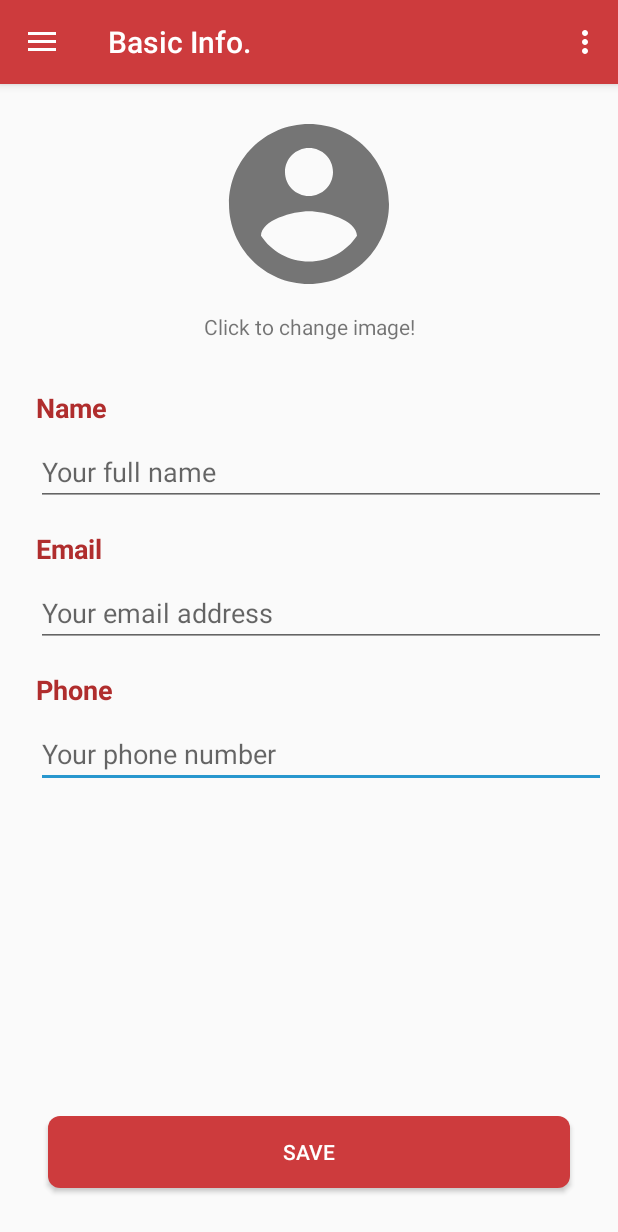
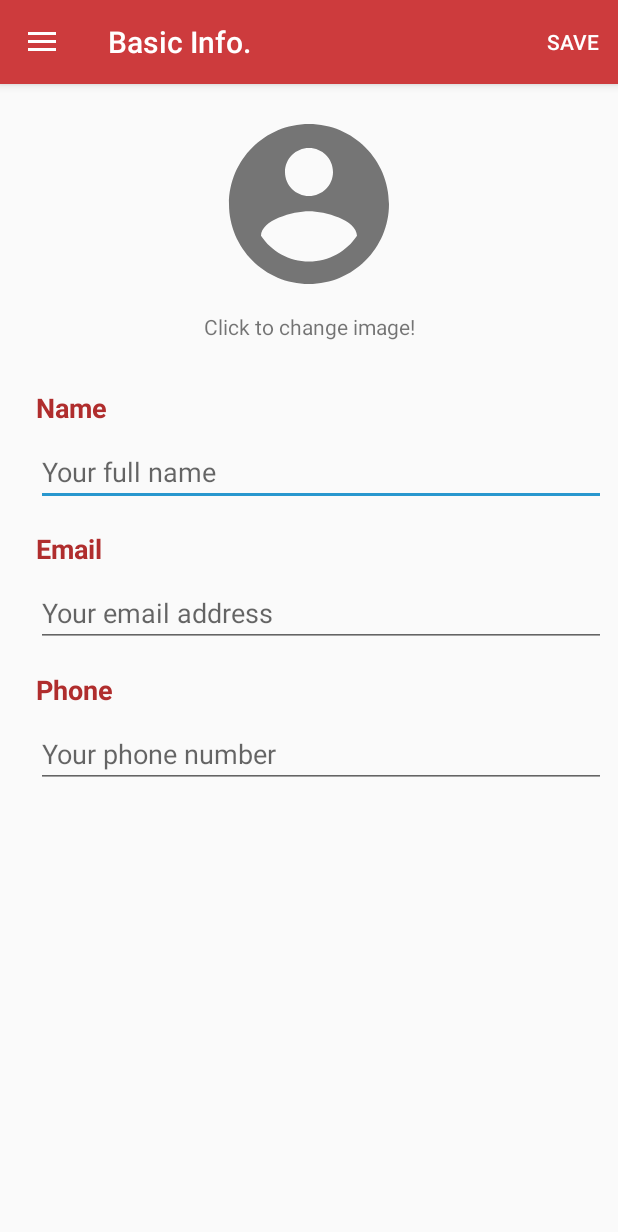
Before and after one commit to ramezmikhael/Resumy, an Android app: the screen it shows after launch (MainActivity), in the side drawer, after a tap on "Basic Info.", on a phone screen of 412 x 824 dp. Shown: the top 1232 px of the screen. Run offline under Robolectric (Android 15) with nearby library versions, the phone set to English and light mode, and no system bars; our stand-ins replace Room's generated code, data binding, navigation-ui; 1 statement that could not run was skipped.

Commit message:
Basic info insert

```diff
--- a/app/src/main/java/project/ramezreda/resumy/MainActivity.kt
+++ b/app/src/main/java/project/ramezreda/resumy/MainActivity.kt
@@ -10,9 +10,7 @@ import androidx.navigation.ui.AppBarConfiguration
 import androidx.navigation.ui.navigateUp
 import androidx.navigation.ui.setupActionBarWithNavController
 import androidx.navigation.ui.setupWithNavController
-import com.google.android.material.floatingactionbutton.FloatingActionButton
 import com.google.android.material.navigation.NavigationView
-import com.google.android.material.snackbar.Snackbar
 
 class MainActivity : AppCompatActivity() {
 
--- /dev/null
+++ b/app/src/main/java/project/ramezreda/resumy/repository/BasicInfoRepository.kt
@@ -0,0 +1,33 @@
+package project.ramezreda.resumy.repository
+
+import android.app.Application
+import androidx.lifecycle.LiveData
+import androidx.room.Room
+import project.ramezreda.resumy.roomdb.ResumeRoomDatabase
+import project.ramezreda.resumy.roomdb.dao.BasicInfoDao
+import project.ramezreda.resumy.roomdb.entities.BasicInfoEntity
+
+class BasicInfoRepository(application: Application) {
+    private var basicInfoDao: BasicInfoDao
+
+    init {
+        val db = Room.databaseBuilder(application,
+            ResumeRoomDatabase::class.java,
+            "resumy_database")
+            .build()
+
+        basicInfoDao = db.basicInfoDao()!!
+    }
+
+    suspend fun insert(basicInfoEntity: BasicInfoEntity){
+        basicInfoDao.insert(basicInfoEntity)
+    }
+
+    fun update(basicInfoEntity: BasicInfoEntity) {
+        basicInfoDao.update(basicInfoEntity)
+    }
+
+    fun getTopOne() : LiveData<BasicInfoEntity?> {
+        return basicInfoDao.getTopOne()
+    }
+}
--- /dev/null
+++ b/app/src/main/java/project/ramezreda/resumy/roomdb/ResumeRoomDatabase.kt
@@ -0,0 +1,34 @@
+package project.ramezreda.resumy.roomdb
+
+import android.content.Context
+import androidx.room.Database
+import androidx.room.Room
+import androidx.room.RoomDatabase
+import project.ramezreda.resumy.roomdb.dao.BasicInfoDao
+import project.ramezreda.resumy.roomdb.entities.BasicInfoEntity
+import java.util.concurrent.ExecutorService
+import java.util.concurrent.Executors
+
+@Database(entities = [BasicInfoEntity::class], version = 1)
+abstract class ResumeRoomDatabase : RoomDatabase() {
+    abstract fun basicInfoDao(): BasicInfoDao?
+
+    @Volatile
+    private var instance: ResumeRoomDatabase? = null
+    private val noOfThreads = 4
+    val databaseWriteExecutor: ExecutorService = Executors.newFixedThreadPool(noOfThreads)
+
+    open fun getDatabase(context: Context): ResumeRoomDatabase? {
+        if (instance == null) {
+            synchronized(ResumeRoomDatabase::class.java) {
+                if (instance == null) {
+                    instance = Room.databaseBuilder(
+                        context.applicationContext,
+                        ResumeRoomDatabase::class.java, "resumy_database"
+                    ).build()
+                }
+            }
+        }
+        return instance
+    }
+}
--- /dev/null
+++ b/app/src/main/java/project/ramezreda/resumy/roomdb/dao/BasicInfoDao.kt
@@ -0,0 +1,20 @@
+package project.ramezreda.resumy.roomdb.dao
+
+import androidx.lifecycle.LiveData
+import androidx.room.*
+import project.ramezreda.resumy.roomdb.entities.BasicInfoEntity
+
+@Dao
+interface BasicInfoDao {
+    @Insert(onConflict = OnConflictStrategy.IGNORE)
+    suspend fun insert(basicInfoEntity: BasicInfoEntity?)
+
+    @Update
+    fun update(basicInfoEntity: BasicInfoEntity?)
+
+    @Query("DELETE FROM basic_info")
+    fun deleteAll()
+
+    @Query("SELECT * FROM basic_info LIMIT 1")
+    fun getTopOne() : LiveData<BasicInfoEntity?>
+}
--- a/app/src/main/java/project/ramezreda/resumy/ui/basicInfo/BasicInfoFragment.kt
+++ b/app/src/main/java/project/ramezreda/resumy/ui/basicInfo/BasicInfoFragment.kt
@@ -1,18 +1,22 @@
 package project.ramezreda.resumy.ui.basicInfo
 
 import android.os.Bundle
-import android.view.LayoutInflater
-import android.view.View
-import android.view.ViewGroup
+import android.view.*
+import android.widget.Toast
 import androidx.databinding.ViewDataBinding
+import androidx.lifecycle.Observer
 import androidx.lifecycle.ViewModelProvider
+import kotlinx.android.synthetic.main.fragment_basic_info.view.*
+import kotlinx.coroutines.GlobalScope
+import kotlinx.coroutines.launch
 import project.ramezreda.resumy.R
 import project.ramezreda.resumy.base.BaseFragment
 import project.ramezreda.resumy.databinding.FragmentBasicInfoBinding
+import project.ramezreda.resumy.roomdb.entities.BasicInfoEntity
 
 class BasicInfoFragment<T : ViewDataBinding> : BaseFragment<T>() {
 
-    private val basicInfoViewModel by lazy { ViewModelProvider(this).get(BasicInfoViewModel::class.java) }
+    private val viewModel by lazy { ViewModelProvider(this).get(BasicInfoViewModel::class.java) }
 
     override fun getLayoutRes(): Int = R.layout.fragment_basic_info
 
@@ -23,8 +27,41 @@ class BasicInfoFragment<T : ViewDataBinding> : BaseFragment<T>() {
     ): View? {
         super.onCreateView(inflater, container, savedInstanceState)
 
-        (binding as FragmentBasicInfoBinding).viewModel = basicInfoViewModel
+        (binding as FragmentBasicInfoBinding).viewModel = viewModel
+
+        setHasOptionsMenu(true)
+
+        viewModel.basicInfo?.observe(viewLifecycleOwner, Observer {
+            binding.root.editTextName.setText(it?.fullName)
+            binding.root.editTextEmail.setText(it?.email)
+            binding.root.editTextPhone.setText(it?.phone)
+        })
 
         return binding.root
     }
+
+    override fun onCreateOptionsMenu(menu: Menu, inflater: MenuInflater) {
+        menu.clear()
+        inflater.inflate(R.menu.menu_save, menu)
+        super.onCreateOptionsMenu(menu, inflater)
+    }
+
+    override fun onOptionsItemSelected(item: MenuItem): Boolean {
+        if (item.itemId == R.id.action_save) {
+            val basicInfo = fetchBasicInfo()
+            GlobalScope.launch {
+                viewModel.insert(basicInfo)
+            }
+        }
+        return super.onOptionsItemSelected(item)
+    }
+
+    private fun fetchBasicInfo(): BasicInfoEntity {
+        return BasicInfoEntity(
+            id = 1,
+            fullName = binding.root.editTextName.text.toString(),
+            email = binding.root.editTextEmail.text.toString(),
+            phone = binding.root.editTextPhone.text.toString()
+        )
+    }
 }
--- a/app/src/main/java/project/ramezreda/resumy/ui/basicInfo/BasicInfoViewModel.kt
+++ b/app/src/main/java/project/ramezreda/resumy/ui/basicInfo/BasicInfoViewModel.kt
@@ -1,12 +1,26 @@
 package project.ramezreda.resumy.ui.basicInfo
 
-import androidx.lifecycle.MutableLiveData
-import androidx.lifecycle.ViewModel
+import android.app.Application
+import androidx.lifecycle.AndroidViewModel
+import androidx.lifecycle.LiveData
+import project.ramezreda.resumy.repository.BasicInfoRepository
+import project.ramezreda.resumy.roomdb.entities.BasicInfoEntity
 
-class BasicInfoViewModel : ViewModel() {
 
-    private val _text = MutableLiveData<String>().apply {
-        value = "This is basicInfo Fragment"
+class BasicInfoViewModel(application: Application) : AndroidViewModel(application) {
+
+    private var mRepository: BasicInfoRepository? = null
+
+    var basicInfo: LiveData<BasicInfoEntity?>? = null
+
+    init {
+        mRepository = BasicInfoRepository(application)
+        basicInfo = mRepository?.getTopOne()
     }
-    val text: MutableLiveData<String> = _text
+
+    suspend fun insert(basicInfoEntity: BasicInfoEntity?) {
+        if (basicInfoEntity != null) {
+            mRepository?.insert(basicInfoEntity)
+        }
+    }
 }
--- a/app/src/main/res/layout/app_bar_main.xml
+++ b/app/src/main/res/layout/app_bar_main.xml
@@ -15,9 +15,9 @@
         <androidx.appcompat.widget.Toolbar
             android:id="@+id/toolbar"
             android:layout_width="match_parent"
-            android:layout_height="?attr/actionBarSize"
-            android:background="?attr/colorPrimary"
-            app:popupTheme="@style/AppTheme.PopupOverlay" />
+            android:layout_height="wrap_content"
+            app:popupTheme="@style/AppTheme.PopupOverlay">
+        </androidx.appcompat.widget.Toolbar>
 
     </com.google.android.material.appbar.AppBarLayout>
 
--- a/app/src/main/res/layout/fragment_basic_info.xml
+++ b/app/src/main/res/layout/fragment_basic_info.xml
@@ -10,10 +10,14 @@
 
     </data>
 
+    <androidx.core.widget.NestedScrollView
+        android:layout_width="match_parent"
+        android:layout_height="match_parent"
+        tools:context=".ui.basicInfoEntity.BasicInfoFragment">
+
         <androidx.constraintlayout.widget.ConstraintLayout
             android:layout_width="match_parent"
-        android:layout_height="match_parent"
-        tools:context=".ui.basicInfo.BasicInfoFragment">
+            android:layout_height="wrap_content">
 
             <EditText
                 android:id="@+id/editTextPhone"
@@ -24,9 +28,11 @@
                 android:layout_marginTop="8dp"
                 android:layout_marginEnd="8dp"
                 android:layout_marginRight="8dp"
+                android:layout_marginBottom="16dp"
                 android:ems="10"
                 android:hint="@string/your_phone_number"
-            android:inputType="textPersonName"
+                android:inputType="phone"
+                app:layout_constraintBottom_toBottomOf="parent"
                 app:layout_constraintEnd_toEndOf="parent"
                 app:layout_constraintHorizontal_bias="1.0"
                 app:layout_constraintStart_toStartOf="parent"
@@ -132,21 +138,6 @@
                 app:layout_constraintStart_toStartOf="parent"
                 app:layout_constraintTop_toBottomOf="@+id/textView2" />
 
-        <Button
-            android:id="@+id/buttonSave"
-            android:layout_width="match_parent"
-            android:layout_height="wrap_content"
-            android:layout_marginStart="32dp"
-            android:layout_marginLeft="32dp"
-            android:layout_marginEnd="32dp"
-            android:layout_marginRight="32dp"
-            android:layout_marginBottom="32dp"
-            android:background="@drawable/button_red_rounded"
-            android:text="Save"
-            android:textColor="@color/design_default_color_background"
-            app:layout_constraintBottom_toBottomOf="parent"
-            app:layout_constraintEnd_toEndOf="parent"
-            app:layout_constraintStart_toStartOf="parent" />
-
         </androidx.constraintlayout.widget.ConstraintLayout>
+    </androidx.core.widget.NestedScrollView>
 </layout>
--- a/app/src/main/res/layout/nav_header_main.xml
+++ b/app/src/main/res/layout/nav_header_main.xml
@@ -1,6 +1,5 @@
 <?xml version="1.0" encoding="utf-8"?>
 <LinearLayout xmlns:android="http://schemas.android.com/apk/res/android"
-    xmlns:app="http://schemas.android.com/apk/res-auto"
     android:layout_width="match_parent"
     android:layout_height="@dimen/nav_header_height"
     android:background="@drawable/side_nav_bar"
--- /dev/null
+++ b/app/src/main/res/menu/menu_save.xml
@@ -0,0 +1,8 @@
+<?xml version="1.0" encoding="utf-8"?>
+<menu xmlns:android="http://schemas.android.com/apk/res/android"
+    xmlns:app="http://schemas.android.com/apk/res-auto">
+    <item
+        android:id="@+id/action_save"
+        android:title="@string/action_save"
+        app:showAsAction="always" />
+</menu>
--- a/app/src/main/res/navigation/mobile_navigation.xml
+++ b/app/src/main/res/navigation/mobile_navigation.xml
@@ -14,8 +14,7 @@
     <fragment
         android:id="@+id/nav_basic_info"
         android:name="project.ramezreda.resumy.ui.basicInfo.BasicInfoFragment"
-        android:label="@string/menu_basic_info"
-        tools:layout="@layout/fragment_basic_info" />
+        android:label="@string/menu_basic_info" />
 
     <fragment
         android:id="@+id/nav_summary"
--- a/app/src/main/res/values/strings.xml
+++ b/app/src/main/res/values/strings.xml
@@ -22,4 +22,5 @@
     <string name="your_email_address">Your email address</string>
     <string name="phone">Phone</string>
     <string name="your_phone_number">Your phone number</string>
+    <string name="action_save">Save</string>
 </resources>
```
Also changed, not shown: app/build.gradle (+9 -0 lines), app/src/main/java/project/ramezreda/resumy/roomdb/entities/BasicInfoEntity.kt (added, +17 -0 lines), app/src/main/java/project/ramezreda/resumy/ui/education/EducationFragment.kt (+1 -6 lines), app/src/main/res/drawable-v21/edittext_search_background.xml (added, +9 -0 lines). Lines whose indentation alone changed are shown as unchanged.
